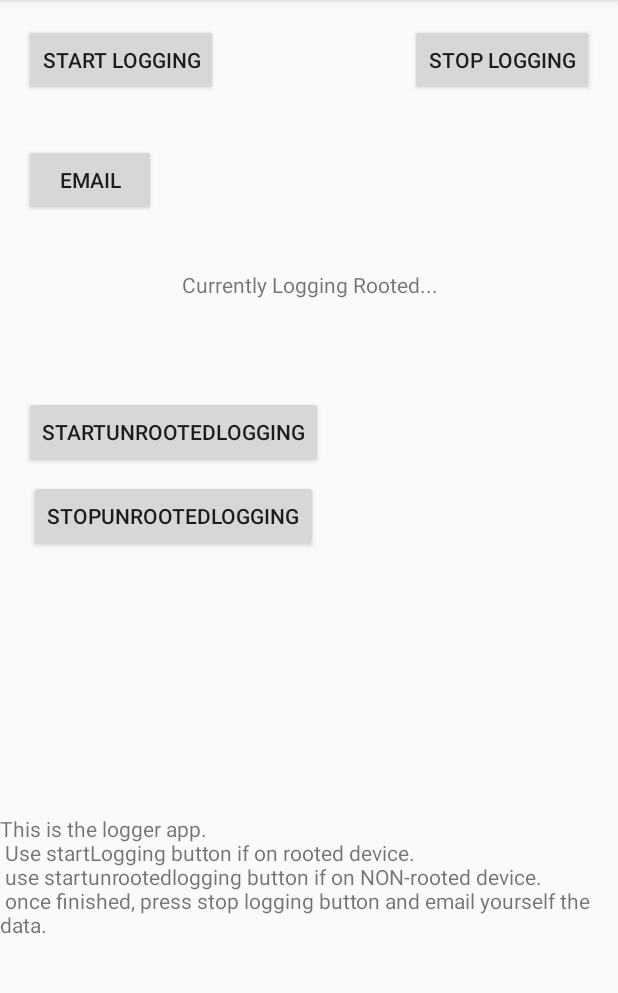
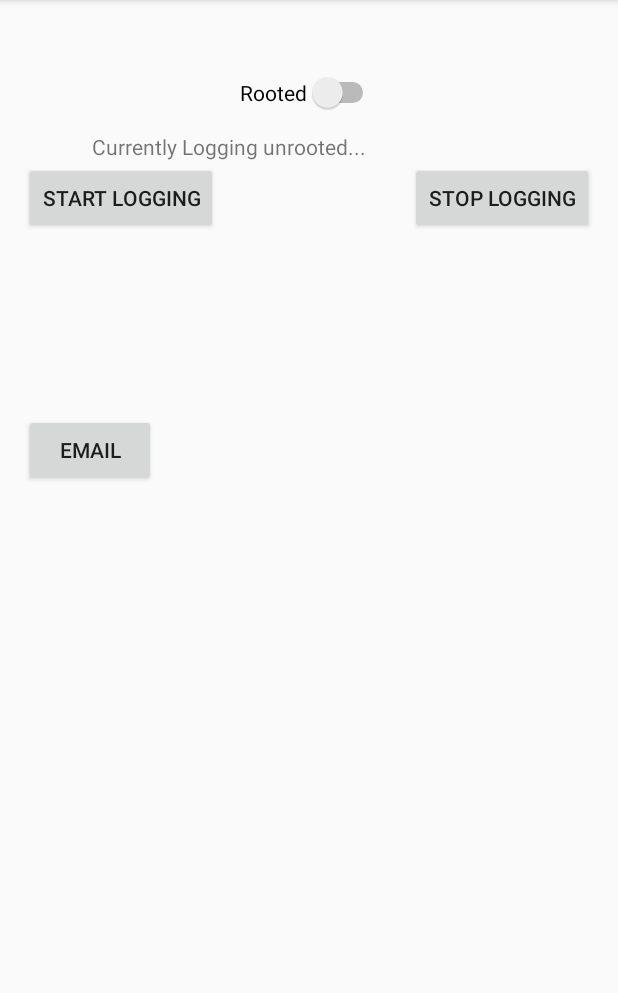
Before and after one commit to Joebreda/androidDataCollection, an Android app: the screen it shows after launch (MainActivity), after a tap on "START LOGGING", on a phone screen of 412 x 824 dp, the part 84-1077 px from its top. Run offline under Robolectric (Android 15) with nearby library versions, the phone set to English and light mode, and no system bars.

Commit message:
switched root buttons for root switch.

```diff
--- a/app/src/main/java/com/example/deployment/MainActivity.java
+++ b/app/src/main/java/com/example/deployment/MainActivity.java
@@ -34,6 +34,7 @@ import android.view.LayoutInflater;
 import android.view.View;
 import android.view.Window;
 import android.view.WindowManager;
+import android.widget.Switch;
 import android.widget.TextView;
 import android.widget.Toast;
 
@@ -61,6 +62,7 @@ public class MainActivity extends AppCompatActivity {
     //TODO this means that if a user tries to collect data using scheduled job it will only work the first time
     boolean timerBeenScheduled = false;
     TextView loggingIndicator;
+    Switch rootedSwitch;
 
 
 
@@ -381,6 +383,9 @@ public class MainActivity extends AppCompatActivity {
             startActivity(intent);
         }
 
+        // switch for setting rooted or not rooted
+        rootedSwitch = (Switch) findViewById(R.id.rootSwitch);
+
         /* Implements functionality for the data logging buttons. */
         View.OnClickListener listenerLoggerButtons = new View.OnClickListener(){
             @Override
@@ -388,12 +393,22 @@ public class MainActivity extends AppCompatActivity {
                 Intent intent = new Intent(MainActivity.this, TemperatureEstimateService.class);
                 switch (view.getId()){
                     case R.id.startLogger:
-                        rooted = true;
+                        Boolean switchState = rootedSwitch.isChecked();
+                        if(switchState){
+                            rooted = true;
+                            Log.e("switchCheck", "Logging rooted data because of switch");
+                            loggingIndicator = (TextView)findViewById(R.id.loggingIndicator);
+                            loggingIndicator.setText("Currently Logging Rooted...");
+                        } else {
+                            rooted = false;
+                            Log.e("switchCheck", "Logging NOT rooted data because of switch");
+                            loggingIndicator = (TextView)findViewById(R.id.loggingIndicator);
+                            loggingIndicator.setText("Currently Logging unrooted...");
+                        }
+                        //rooted = true;
                         Log.i("JOE", "Starting Logger...");
                         intent.putExtra("isRootedButton", rooted);
                         startService(intent);
-                        loggingIndicator = (TextView)findViewById(R.id.loggingIndicator);
-                        loggingIndicator.setText("Currently Logging Rooted...");
                         // TODO automated testing after starting logging
                         runOnUiThread(new Runnable() {
                             @Override
@@ -424,7 +439,7 @@ public class MainActivity extends AppCompatActivity {
         findViewById(R.id.stopLogger).setOnClickListener(listenerLoggerButtons);
 
 
-        /* Implements functionality for the data logging buttons. */
+        /*
         View.OnClickListener cpuStressButton = new View.OnClickListener(){
             @Override
             public void onClick(View view){
@@ -465,7 +480,7 @@ public class MainActivity extends AppCompatActivity {
         };
         findViewById(R.id.startUnrootedLogging).setOnClickListener(cpuStressButton);
         findViewById(R.id.stopUnrootedLogging).setOnClickListener(cpuStressButton);
-
+        */
 
 
 
--- a/app/src/main/res/layout/activity_main.xml
+++ b/app/src/main/res/layout/activity_main.xml
@@ -11,7 +11,7 @@
         android:layout_width="wrap_content"
         android:layout_height="wrap_content"
         android:layout_marginLeft="16dp"
-        android:layout_marginTop="16dp"
+        android:layout_marginTop="108dp"
         android:text="@string/button_start_logging"
         app:layout_constraintLeft_toLeftOf="parent"
         app:layout_constraintTop_toTopOf="parent" />
@@ -20,40 +20,39 @@
         android:id="@+id/stopLogger"
         android:layout_width="wrap_content"
         android:layout_height="wrap_content"
+        android:layout_marginTop="108dp"
         android:layout_marginRight="16dp"
-        android:layout_marginTop="16dp"
         android:text="@string/button_stop_logging"
         app:layout_constraintRight_toRightOf="parent"
-        app:layout_constraintTop_toTopOf="parent"
-        android:layout_marginEnd="16dp" />
+        app:layout_constraintTop_toTopOf="parent" />
 
     <Button
         android:id="@+id/emailDB"
         android:layout_width="wrap_content"
         android:layout_height="wrap_content"
         android:layout_marginLeft="16dp"
-        android:layout_marginTop="32dp"
+        android:layout_marginTop="120dp"
         android:text="@string/button_email_data"
         app:layout_constraintLeft_toLeftOf="parent"
-        app:layout_constraintTop_toBottomOf="@+id/startLogger"
-        android:layout_marginStart="16dp" />
-
+        app:layout_constraintTop_toBottomOf="@+id/startLogger" />
+    <!--
     <TextView
         android:layout_width="wrap_content"
         android:layout_height="wrap_content"
         android:text="This is the logger app. \n Use startLogging button if on rooted device. \n use startunrootedlogging button if on NON-rooted device. \n once finished, press stop logging button and email yourself the data. "
         app:layout_constraintBottom_toBottomOf="parent"
+        app:layout_constraintHorizontal_bias="1.0"
         app:layout_constraintLeft_toLeftOf="parent"
         app:layout_constraintRight_toRightOf="parent"
         app:layout_constraintTop_toTopOf="parent"
-        app:layout_constraintVertical_bias="0.793" />
+        app:layout_constraintVertical_bias="0.961" />
 
     <Button
         android:id="@+id/startUnrootedLogging"
         android:layout_width="wrap_content"
         android:layout_height="wrap_content"
-        android:layout_marginStart="16dp"
-        android:layout_marginTop="120dp"
+        android:layout_marginStart="8dp"
+        android:layout_marginTop="224dp"
         android:text="startUnrootedLogging"
         app:layout_constraintStart_toStartOf="parent"
         app:layout_constraintTop_toBottomOf="@+id/emailDB" />
@@ -62,23 +61,35 @@
         android:id="@+id/stopUnrootedLogging"
         android:layout_width="wrap_content"
         android:layout_height="wrap_content"
-        android:layout_marginTop="256dp"
-        android:layout_marginEnd="200dp"
+        android:layout_marginTop="308dp"
+        android:layout_marginEnd="208dp"
         android:text="stopUnrootedLogging"
         app:layout_constraintEnd_toEndOf="parent"
         app:layout_constraintTop_toBottomOf="@+id/stopLogger" />
-
+    -->
     <TextView
         android:id="@+id/loggingIndicator"
         android:layout_width="wrap_content"
         android:layout_height="wrap_content"
         android:layout_marginStart="177dp"
-        android:layout_marginTop="180dp"
+        android:layout_marginTop="88dp"
         android:layout_marginEnd="176dp"
-        android:layout_marginBottom="65dp"
         android:text="Not Logging..."
-        app:layout_constraintBottom_toTopOf="@+id/startUnrootedLogging"
         app:layout_constraintEnd_toEndOf="parent"
+        app:layout_constraintHorizontal_bias="0.937"
+        app:layout_constraintStart_toStartOf="parent"
+        app:layout_constraintTop_toTopOf="parent" />
+
+    <Switch
+        android:id="@+id/rootSwitch"
+        android:layout_width="wrap_content"
+        android:layout_height="wrap_content"
+        android:layout_marginStart="160dp"
+        android:layout_marginTop="48dp"
+        android:layout_marginEnd="167dp"
+        android:text="Rooted"
+        app:layout_constraintEnd_toEndOf="parent"
+        app:layout_constraintHorizontal_bias="0.0"
         app:layout_constraintStart_toStartOf="parent"
         app:layout_constraintTop_toTopOf="parent" />
 
```
